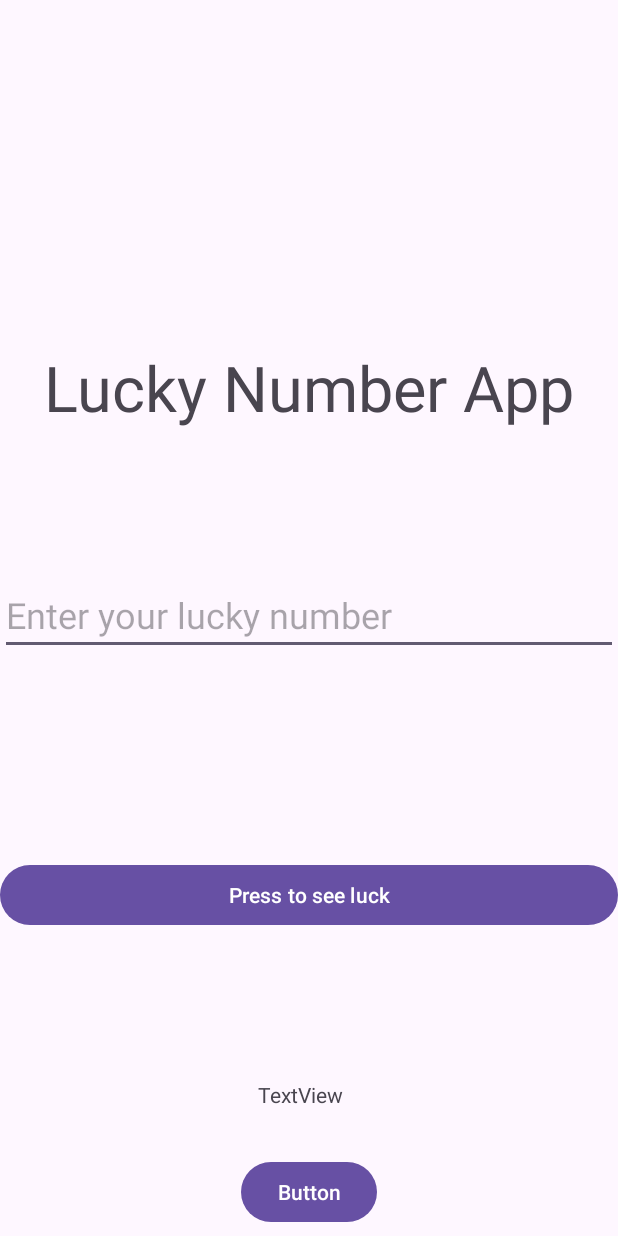
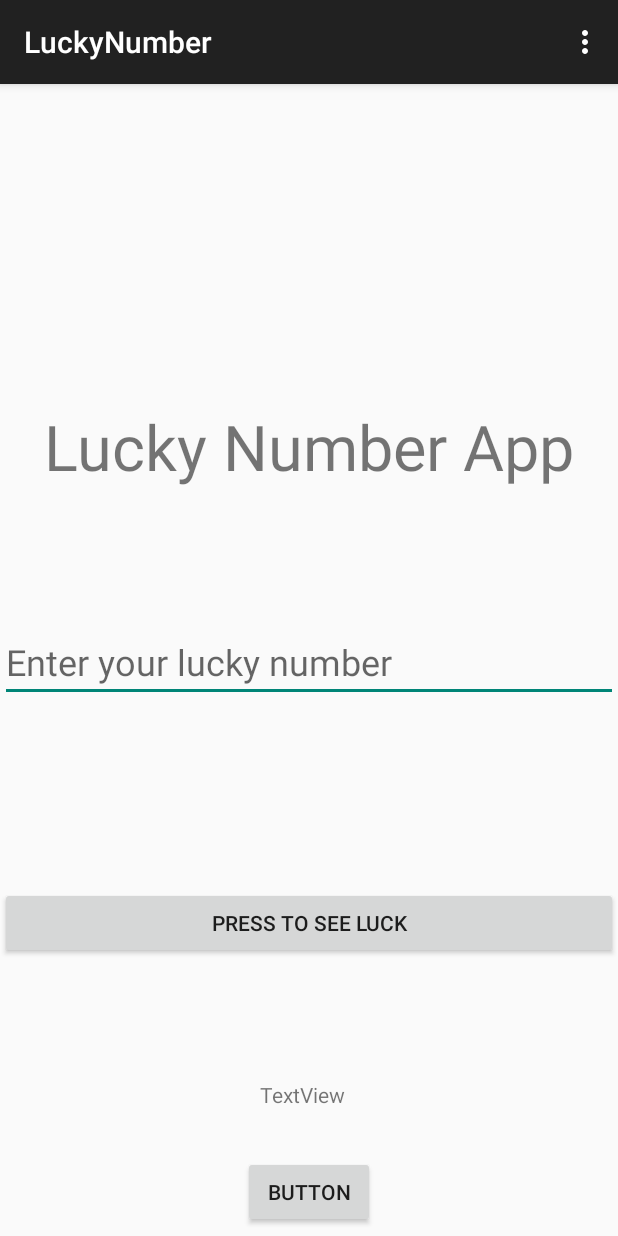
Before and after one commit to swapnil-up/AndroidScratchpad, an Android app: the screen it shows after launch (MainActivity), on a phone screen of 412 x 824 dp. Run offline under Robolectric (Android 15) with nearby library versions, the phone set to English and light mode, and no system bars.

Commit message:
Learnt about options menu and how to make one. Need to have action bar for it. it's the three dots on the top right.

```diff
--- a/app/luckynumber/src/main/AndroidManifest.xml
+++ b/app/luckynumber/src/main/AndroidManifest.xml
@@ -13,6 +13,7 @@
             android:exported="false" />
         <activity
             android:name=".MainActivity"
+            android:theme="@style/Theme.AppCompat.DayNight.DarkActionBar"
             android:exported="true">
             <intent-filter>
                 <action android:name="android.intent.action.MAIN" />
--- a/app/luckynumber/src/main/java/com/example/luckynumber/MainActivity.kt
+++ b/app/luckynumber/src/main/java/com/example/luckynumber/MainActivity.kt
@@ -3,9 +3,12 @@ package com.example.luckynumber
 import android.content.Intent
 import androidx.appcompat.app.AppCompatActivity
 import android.os.Bundle
+import android.view.Menu
+import android.view.MenuItem
 import android.widget.Button
 import android.widget.EditText
 import android.widget.TextView
+import android.widget.Toast
 import androidx.core.content.ContextCompat
 
 class MainActivity : AppCompatActivity() {
@@ -32,7 +35,6 @@ class MainActivity : AppCompatActivity() {
         }
 
 
-
         LuckyButton.setOnClickListener(){
             Intent(this, LuckyNumberActivity::class.java).also {
                 it.putExtra("EXTRA_NAME",LuckyNumber.text.toString())
@@ -40,4 +42,22 @@ class MainActivity : AppCompatActivity() {
             }
         }
     }
+
+    override fun onCreateOptionsMenu(menu: Menu?): Boolean {
+        menuInflater.inflate(R.menu.my_menu, menu)
+        return true
+    }
+
+    override fun onOptionsItemSelected(item: MenuItem): Boolean {
+        when (item.itemId) {
+            R.id.new_game -> {
+                // Handle the click on the menu item
+                // For example, you can show a toast message
+                Toast.makeText(this, "Starting new game", Toast.LENGTH_SHORT).show()
+                return true
+            }
+            // Add more cases for other menu items if needed
+            else -> return super.onOptionsItemSelected(item)
+        }
+    }
 }
--- /dev/null
+++ b/app/luckynumber/src/main/res/menu/my_menu.xml
@@ -0,0 +1,13 @@
+<?xml version="1.0" encoding="utf-8"?>
+<menu xmlns:android="http://schemas.android.com/apk/res/android">
+
+    <item
+        android:id="@+id/new_game"
+        android:icon="@mipmap/ic_launcher"
+        android:title="new game"/>
+    <item
+        android:id="@+id/save_game"
+        android:icon="@color/design_default_color_error"
+        android:title="save game"/>
+
+</menu>
```
